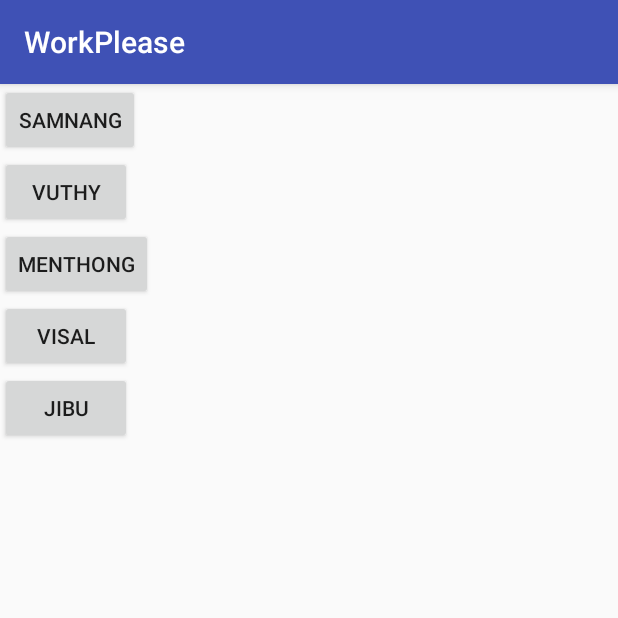
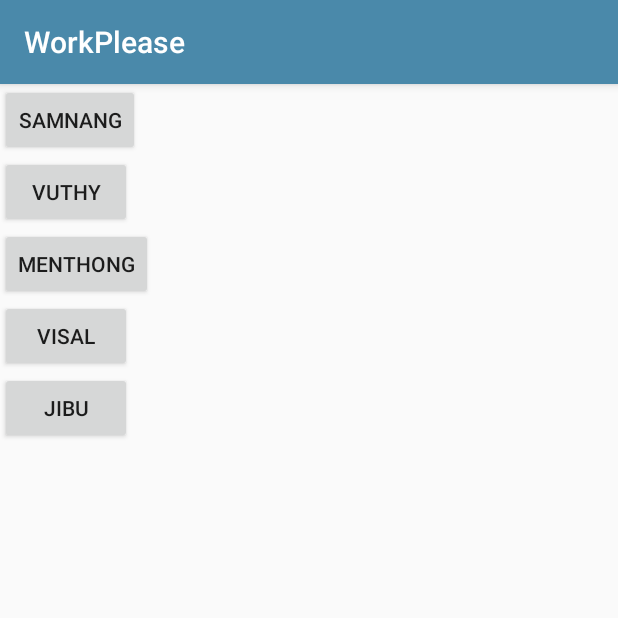
Before and after one commit to VuthyVey/WorkPlease, an Android app: the screen it shows after launch (MainActivity), on a phone screen of 412 x 824 dp, the top half of it. Run offline under Robolectric (Android 15) with nearby library versions, the phone set to English and light mode, and no system bars.

Commit message:
Edit colors

```diff
--- a/app/src/main/res/values/colors.xml
+++ b/app/src/main/res/values/colors.xml
@@ -1,6 +1,6 @@
 <?xml version="1.0" encoding="utf-8"?>
 <resources>
-    <color name="colorPrimary">#3F51B5</color>
-    <color name="colorPrimaryDark">#303F9F</color>
-    <color name="colorAccent">#FF4081</color>
+    <color name="colorPrimary">#4A89AA</color>
+    <color name="colorPrimaryDark">#21384C</color>
+    <color name="colorAccent">#BE4248</color>
 </resources>
```
